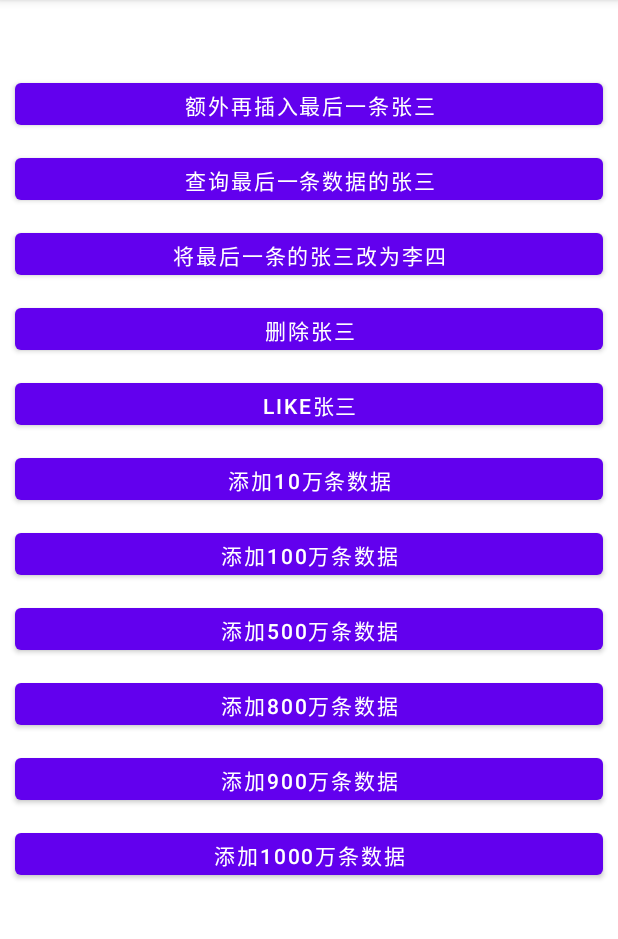
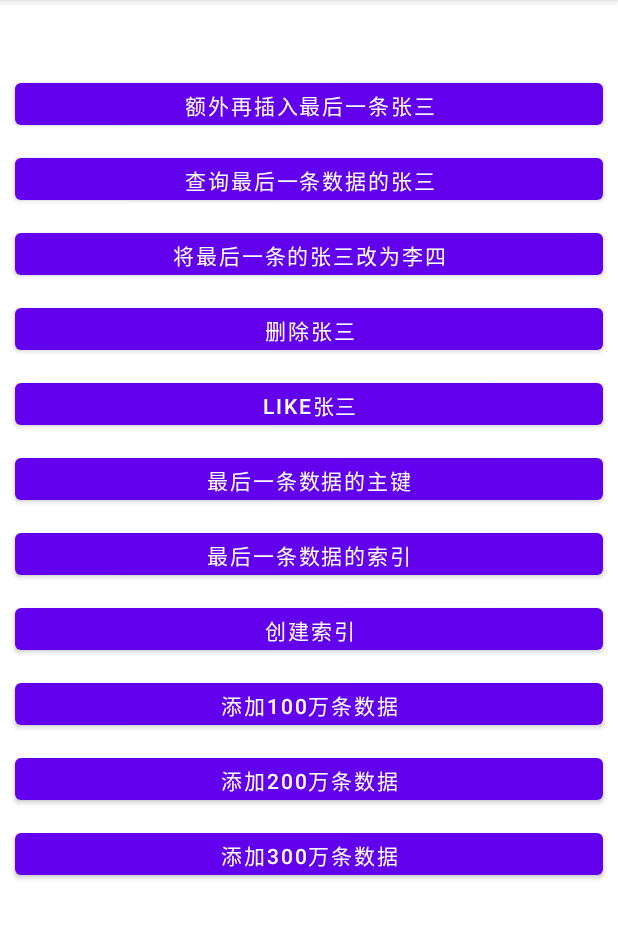
Before and after one commit to CMzhizhe/SqlLitePerformanceProject, an Android app: the screen it shows after launch (MainActivity), on a phone screen of 412 x 824 dp, the part 84-1023 px from its top. Run offline under Robolectric (Android 15) with nearby library versions, the phone set to English and light mode, and no system bars.

Commit message:
1、优化数据

```diff
--- a/app/src/main/java/com/gxx/testdbapplication/db/OrderDBHelper.kt
+++ b/app/src/main/java/com/gxx/testdbapplication/db/OrderDBHelper.kt
@@ -10,6 +10,7 @@ class OrderDBHelper : SQLiteOpenHelper {
         const val TABLENAME = "Orders";
 
         const val ID = "_id";
+        const val MESSAGEID = "messageUId"
         const val CUSTOMNAME = "customName"
         const val ORDERPRICE = "orderPrice"
         const val COUNTRY = "country";
@@ -20,11 +21,14 @@ class OrderDBHelper : SQLiteOpenHelper {
     override fun onCreate(db: SQLiteDatabase) {
         val sql = "CREATE TABLE IF NOT EXISTS " + TABLENAME + "(" +
                 ID + " INTEGER PRIMARY KEY AUTOINCREMENT, " +
+                MESSAGEID + " TEXT, " +
                 CUSTOMNAME + " TEXT, " +
                 ORDERPRICE + " TEXT, " +
                 COUNTRY + " TEXT " +
                 ");"
         db.execSQL(sql)
+
+
     }
 
     override fun onUpgrade(db: SQLiteDatabase, oldVersion: Int, newVersion: Int) {
--- a/app/src/main/res/layout/activity_main.xml
+++ b/app/src/main/res/layout/activity_main.xml
@@ -72,15 +72,32 @@
                 android:text="like张三" />
 
             <Button
-                android:id="@+id/insert_10_w_data"
+                android:id="@+id/insert_one_like_zhujain"
                 android:layout_width="match_parent"
                 android:layout_height="40dp"
                 android:layout_marginLeft="10dp"
                 android:layout_marginTop="10dp"
                 android:layout_marginRight="10dp"
-                android:text="添加10万条数据" />
+                android:text="最后一条数据的主键" />
 
 
+            <Button
+                android:id="@+id/insert_one_suoyin"
+                android:layout_width="match_parent"
+                android:layout_height="40dp"
+                android:layout_marginLeft="10dp"
+                android:layout_marginTop="10dp"
+                android:layout_marginRight="10dp"
+                android:text="最后一条数据的索引" />
+
+            <Button
+                android:id="@+id/insert_one_create_suoyin"
+                android:layout_width="match_parent"
+                android:layout_height="40dp"
+                android:layout_marginLeft="10dp"
+                android:layout_marginTop="10dp"
+                android:layout_marginRight="10dp"
+                android:text="创建索引" />
 
             <Button
                 android:id="@+id/insert_100_w_data"
@@ -92,41 +109,25 @@
                 android:text="添加100万条数据" />
 
             <Button
-                android:id="@+id/insert_500_w_data"
+                android:id="@+id/insert_200_w_data"
                 android:layout_width="match_parent"
                 android:layout_height="40dp"
                 android:layout_marginLeft="10dp"
                 android:layout_marginTop="10dp"
                 android:layout_marginRight="10dp"
-                android:text="添加500万条数据" />
+                android:text="添加200万条数据" />
 
 
             <Button
-                android:id="@+id/insert_800_w_data"
+                android:id="@+id/insert_300_w_data"
                 android:layout_width="match_parent"
                 android:layout_height="40dp"
                 android:layout_marginLeft="10dp"
                 android:layout_marginTop="10dp"
                 android:layout_marginRight="10dp"
-                android:text="添加800万条数据" />
+                android:text="添加300万条数据" />
 
-            <Button
-                android:id="@+id/insert_900_w_data"
-                android:layout_width="match_parent"
-                android:layout_height="40dp"
-                android:layout_marginLeft="10dp"
-                android:layout_marginTop="10dp"
-                android:layout_marginRight="10dp"
-                android:text="添加900万条数据" />
 
-            <Button
-                android:id="@+id/insert_1000_w_data"
-                android:layout_width="match_parent"
-                android:layout_height="40dp"
-                android:layout_marginLeft="10dp"
-                android:layout_marginTop="10dp"
-                android:layout_marginRight="10dp"
-                android:text="添加1000万条数据" />
 
         </LinearLayout>
     </ScrollView>
```
Also changed, not shown: app/src/main/java/com/gxx/testdbapplication/MainActivity.kt (+95 -24 lines), 1 other file.
